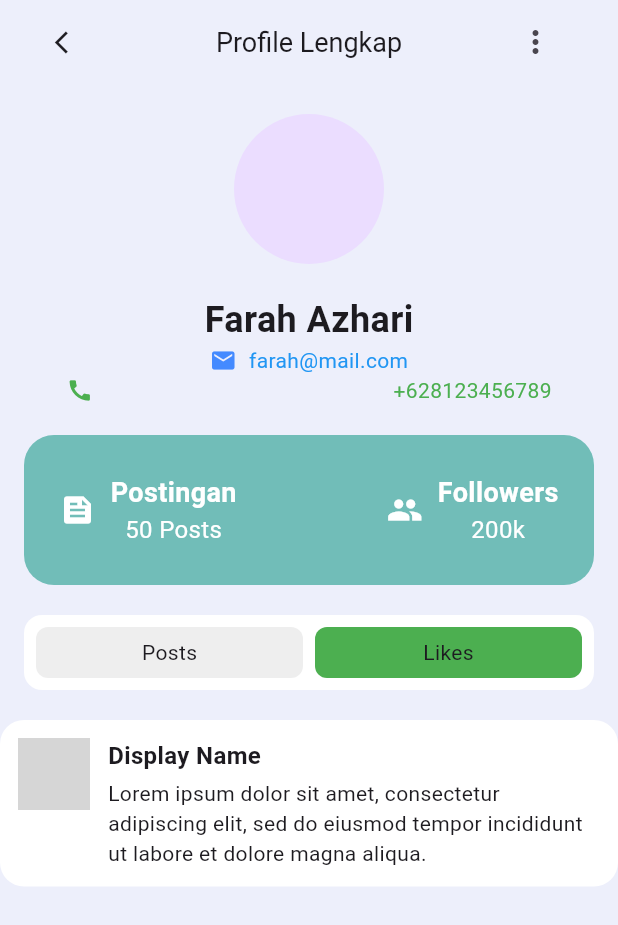
After one commit to FarahAzhari/ppkdjp_flutter, a Flutter app: the screen it shows after launch, on a phone screen of 412 x 824 dp. The commit adds this screen. Shown: the top 925 px of the screen. Run offline on Flutter 3.47's test engine with Material 3 defaults, Android fonts, the phone set to English and light mode, and no system bars; network calls fail; grey boxes are pictures that could not be loaded.

Commit message:
Add Tugas 2 Flutter

```diff
--- a/lib/main.dart
+++ b/lib/main.dart
@@ -1,4 +1,7 @@
 import 'package:flutter/material.dart';
+import 'package:ppkdjp_flutter/meet_dua.dart';
+import 'package:ppkdjp_flutter/meet_dua_a.dart';
+import 'package:ppkdjp_flutter/tugas_dua_flutter.dart';
 // import 'package:ppkdjp_flutter/meet_dua.dart';
 import 'package:ppkdjp_flutter/tugas_satu_flutter.dart';
 // import 'package:ppkdjp_flutter/meet_satu.dart';
@@ -35,7 +38,7 @@ class MyApp extends StatelessWidget {
         // tested with just a hot reload.
         colorScheme: ColorScheme.fromSeed(seedColor: Colors.deepPurple),
       ),
-      home: const TugasSatuFlutter(),
+      home: const TugasDuaFlutter(),
     );
   }
 }
--- a/lib/meet_dua.dart
+++ b/lib/meet_dua.dart
@@ -53,6 +53,26 @@ class MeetDua extends StatelessWidget {
               ],
             ),
           ),
+          Row(
+            children: [
+              Expanded(
+                child: Container(width: 20, height: 20, color: Colors.blue),
+              ),
+              Expanded(
+                child: Container(width: 20, height: 20, color: Colors.red),
+              ),
+              Expanded(
+                child: Container(width: 20, height: 20, color: Colors.green),
+              ),
+            ],
+          ),
+          Row(
+            children: [
+              Expanded(
+                child: Container(width: 20, height: 20, color: Colors.grey),
+              ),
+            ],
+          ),
         ],
       ),
     );
--- /dev/null
+++ b/lib/meet_dua_a.dart
@@ -0,0 +1,27 @@
+import 'package:flutter/material.dart';
+
+class MeetDuaA extends StatelessWidget {
+  const MeetDuaA({super.key});
+
+  @override
+  Widget build(BuildContext context) {
+    return Scaffold(
+      appBar: AppBar(title: Text('Meet Dua A')),
+      body: SizedBox(
+        height: 250,
+        child: Column(
+          children: [
+            Text('PPKD Jakart Pusat Batch 2'),
+            Spacer(),
+            Text('Mobile Programming'),
+            Spacer(),
+            Text('Mobile Programming'),
+            Spacer(),
+            Text('Mobile Programming'),
+            Container(width: 50, height: 50),
+          ],
+        ),
+      ),
+    );
+  }
+}
--- /dev/null
+++ b/lib/tugas_dua_flutter.dart
@@ -0,0 +1,214 @@
+import 'package:flutter/material.dart';
+
+class TugasDuaFlutter extends StatelessWidget {
+  const TugasDuaFlutter({super.key});
+
+  @override
+  Widget build(BuildContext context) {
+    return Scaffold(
+      backgroundColor: Color(0xffedeffb),
+      appBar: AppBar(
+        leading: Padding(
+          padding: const EdgeInsets.only(left: 35),
+          child: Icon(Icons.arrow_back_ios, size: 18),
+        ),
+        title: Text('Profile Lengkap', style: TextStyle(fontSize: 18)),
+        centerTitle: true,
+        backgroundColor: Color(0xffedeffb),
+        actions: [
+          IconButton(
+            icon: Padding(
+              padding: const EdgeInsets.only(right: 35),
+              child: Icon(Icons.more_vert),
+            ), // Two-dot list is uncommon, this is typically three dots
+            onPressed: () {
+              // You can implement your action or open a menu here
+              showMenu(
+                context: context,
+                position: RelativeRect.fromLTRB(1000, 80, 0, 0),
+                items: [
+                  PopupMenuItem(child: Text("Edit Profile")),
+                  PopupMenuItem(child: Text("Sign-out")),
+                ],
+              );
+            },
+          ),
+        ],
+      ),
+      body: Column(
+        children: [
+          SizedBox(height: 20),
+          Center(child: CircleAvatar(radius: 50)),
+          SizedBox(height: 20),
+          Center(
+            child: Text(
+              'Farah Azhari',
+              style: TextStyle(fontSize: 24, fontWeight: FontWeight.bold),
+            ),
+          ),
+          Padding(
+            padding: EdgeInsets.symmetric(horizontal: 5),
+            child: Container(
+              child: Row(
+                mainAxisAlignment: MainAxisAlignment.center,
+                children: [
+                  Icon(Icons.email, size: 18, color: Colors.blueAccent),
+                  SizedBox(width: 8),
+                  Text('farah@mail.com', style: TextStyle(color: Colors.blue)),
+                ],
+              ),
+            ),
+          ),
+          Padding(
+            padding: EdgeInsets.symmetric(horizontal: 5),
+            child: Row(
+              mainAxisAlignment: MainAxisAlignment.center,
+              children: [
+                Icon(Icons.call, size: 18, color: Colors.green),
+                // SizedBox(width: 8),
+                Padding(
+                  padding: const EdgeInsets.symmetric(horizontal: 100),
+                  child: Spacer(),
+                ),
+                Text('+628123456789', style: TextStyle(color: Colors.green)),
+              ],
+            ),
+          ),
+          SizedBox(height: 20),
+          Container(
+            width: 380,
+            height: 100,
+            decoration: BoxDecoration(
+              color: Color(0xff71bdb8),
+              borderRadius: BorderRadius.all(Radius.circular(20)),
+            ),
+            child: Row(
+              mainAxisAlignment: MainAxisAlignment.center,
+              children: [
+                Icon(Icons.feed, color: Colors.white),
+                SizedBox(width: 10),
+                Column(
+                  mainAxisAlignment: MainAxisAlignment.center,
+                  children: [
+                    Text(
+                      'Postingan',
+                      style: TextStyle(
+                        fontSize: 18,
+                        fontWeight: FontWeight.bold,
+                        color: Colors.white,
+                      ),
+                    ),
+                    Text(
+                      '50 Posts',
+                      style: TextStyle(fontSize: 16, color: Colors.white),
+                    ),
+                  ],
+                ),
+                SizedBox(width: 100), // Space between columns
+                Icon(Icons.people, color: Colors.white),
+                SizedBox(width: 10),
+                Column(
+                  mainAxisAlignment: MainAxisAlignment.center,
+                  children: [
+                    Text(
+                      'Followers',
+                      style: TextStyle(
+                        fontSize: 18,
+                        fontWeight: FontWeight.bold,
+                        color: Colors.white,
+                      ),
+                    ),
+                    Text(
+                      '200k',
+                      style: TextStyle(fontSize: 16, color: Colors.white),
+                    ),
+                  ],
+                ),
+              ],
+            ),
+          ),
+          SizedBox(height: 20),
+          Container(
+            height: 50,
+            width: 380,
+            decoration: BoxDecoration(
+              color: Colors.white,
+              borderRadius: BorderRadius.all(Radius.circular(12)),
+            ),
+            child: Padding(
+              padding: const EdgeInsets.all(8.0),
+              child: Row(
+                children: [
+                  Expanded(
+                    child: Container(
+                      height: 40,
+                      decoration: BoxDecoration(
+                        color: Colors.grey[200],
+                        borderRadius: BorderRadius.all(Radius.circular(8)),
+                      ),
+                      child: Center(child: Text('Posts')),
+                    ),
+                  ),
+                  SizedBox(width: 8),
+                  Expanded(
+                    child: Container(
+                      height: 40,
+                      decoration: BoxDecoration(
+                        color: Colors.green,
+                        borderRadius: BorderRadius.all(Radius.circular(8)),
+                      ),
+                      child: Center(child: Text('Likes')),
+                    ),
+                  ),
+                ],
+              ),
+            ),
+          ),
+          SizedBox(height: 20),
+          Container(
+            padding: EdgeInsets.all(12),
+            decoration: BoxDecoration(
+              color: Colors.white, // Background color of the tweet
+              borderRadius: BorderRadius.circular(16), // Rounded corners
+            ),
+            child: Row(
+              crossAxisAlignment:
+                  CrossAxisAlignment
+                      .start, // Align top of image with top of text
+              children: [
+                // Profile Photo
+                CircleAvatar(
+                  radius: 24,
+                  backgroundImage: NetworkImage(
+                    'https://via.placeholder.com/150', // Replace with actual profile image URL
+                  ),
+                ),
+                SizedBox(width: 12), // Space between image and text
+                // Name and Tweet Column
+                Expanded(
+                  child: Column(
+                    crossAxisAlignment: CrossAxisAlignment.start,
+                    children: [
+                      Text(
+                        'Display Name',
+                        style: TextStyle(
+                          fontWeight: FontWeight.bold,
+                          fontSize: 16,
+                        ),
+                      ),
+                      SizedBox(height: 4),
+                      Text(
+                        'Lorem ipsum dolor sit amet, consectetur adipiscing elit, sed do eiusmod tempor incididunt ut labore et dolore magna aliqua.',
+                        style: TextStyle(fontSize: 14),
+                      ),
+                    ],
+                  ),
+                ),
+              ],
+            ),
+          ),
+        ],
+      ),
+    );
+  }
+}
--- a/pubspec.yaml
+++ b/pubspec.yaml
@@ -58,7 +58,8 @@ flutter:
   uses-material-design: true
 
   # To add assets to your application, add an assets section, like this:
-  # assets:
+  assets:
+  - assets/images/
   #   - images/a_dot_burr.jpeg
   #   - images/a_dot_ham.jpeg
 
```
